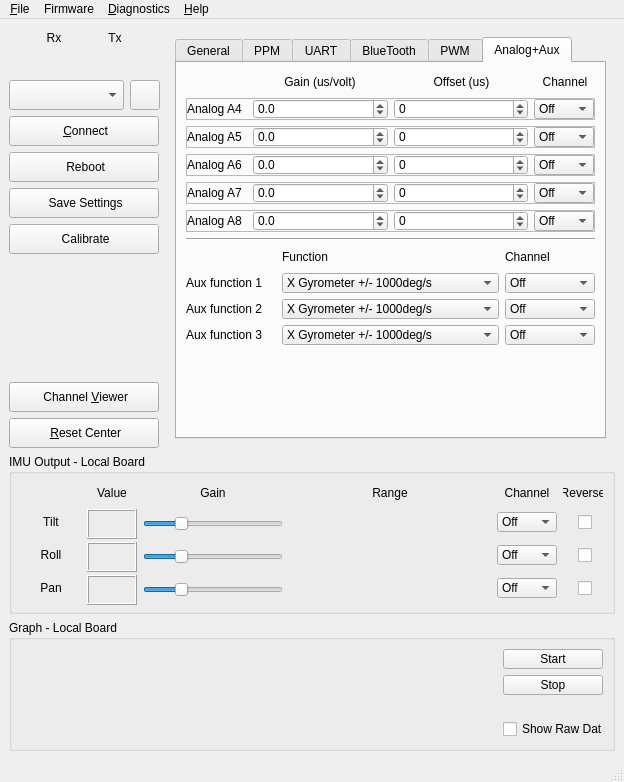
Above: gui/src/mainwindow.ui from L1cardo/HeadTracker_CN before the change. Below: the same form after it.
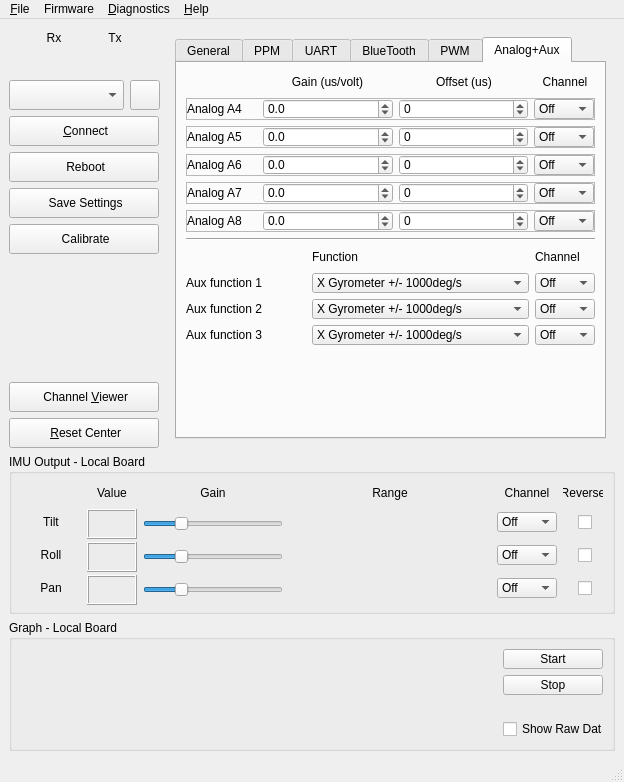
That is the form after the change. The open tabs and pages were chosen to show the change. Icons and pictures are not drawn. Custom widgets are drawn as their Qt base class.

Commit message: fix scrach issue

```diff
--- a/gui/src/mainwindow.ui
+++ b/gui/src/mainwindow.ui
@@ -6,7 +6,7 @@
    <rect>
     <x>0</x>
     <y>0</y>
-    <width>595</width>
+    <width>607</width>
     <height>774</height>
    </rect>
   </property>
@@ -3151,13 +3151,13 @@
                  <widget class="QLabel" name="label_4">
                   <property name="minimumSize">
                    <size>
-                    <width>60</width>
+                    <width>70</width>
                     <height>20</height>
                    </size>
                   </property>
                   <property name="maximumSize">
                    <size>
-                    <width>60</width>
+                    <width>70</width>
                     <height>20</height>
                    </size>
                   </property>
@@ -3170,7 +3170,7 @@
                  <widget class="QLabel" name="label_43">
                   <property name="minimumSize">
                    <size>
-                    <width>125</width>
+                    <width>0</width>
                     <height>20</height>
                    </size>
                   </property>
@@ -3192,7 +3192,7 @@
                  <widget class="QLabel" name="label_44">
                   <property name="minimumSize">
                    <size>
-                    <width>125</width>
+                    <width>0</width>
                     <height>20</height>
                    </size>
                   </property>
@@ -3269,20 +3269,20 @@
                    <item>
                     <widget class="QLabel" name="lblAn4">
                      <property name="sizePolicy">
-                      <sizepolicy hsizetype="Maximum" vsizetype="Minimum">
+                      <sizepolicy hsizetype="Minimum" vsizetype="Minimum">
                        <horstretch>0</horstretch>
                        <verstretch>0</verstretch>
                       </sizepolicy>
                      </property>
                      <property name="minimumSize">
                       <size>
-                       <width>60</width>
+                       <width>70</width>
                        <height>20</height>
                       </size>
                      </property>
                      <property name="maximumSize">
                       <size>
-                       <width>60</width>
+                       <width>70</width>
                        <height>20</height>
                       </size>
                      </property>
@@ -3487,20 +3487,20 @@
                    <item>
                     <widget class="QLabel" name="lblAn5">
                      <property name="sizePolicy">
-                      <sizepolicy hsizetype="Maximum" vsizetype="Minimum">
+                      <sizepolicy hsizetype="Minimum" vsizetype="Minimum">
                        <horstretch>0</horstretch>
                        <verstretch>0</verstretch>
                       </sizepolicy>
                      </property>
                      <property name="minimumSize">
                       <size>
-                       <width>60</width>
+                       <width>70</width>
                        <height>20</height>
                       </size>
                      </property>
                      <property name="maximumSize">
                       <size>
-                       <width>60</width>
+                       <width>70</width>
                        <height>20</height>
                       </size>
                      </property>
@@ -3705,20 +3705,20 @@
                    <item>
                     <widget class="QLabel" name="lblAn6">
                      <property name="sizePolicy">
-                      <sizepolicy hsizetype="Maximum" vsizetype="Minimum">
+                      <sizepolicy hsizetype="Minimum" vsizetype="Minimum">
                        <horstretch>0</horstretch>
                        <verstretch>0</verstretch>
                       </sizepolicy>
                      </property>
                      <property name="minimumSize">
                       <size>
-                       <width>60</width>
+                       <width>70</width>
                        <height>20</height>
                       </size>
                      </property>
                      <property name="maximumSize">
                       <size>
-                       <width>60</width>
+                       <width>70</width>
                        <height>20</height>
                       </size>
                      </property>
@@ -3923,20 +3923,20 @@
                    <item>
                     <widget class="QLabel" name="lblAn7">
                      <property name="sizePolicy">
-                      <sizepolicy hsizetype="Maximum" vsizetype="Minimum">
+                      <sizepolicy hsizetype="Minimum" vsizetype="Minimum">
                        <horstretch>0</horstretch>
                        <verstretch>0</verstretch>
                       </sizepolicy>
                      </property>
                      <property name="minimumSize">
                       <size>
-                       <width>60</width>
+                       <width>70</width>
                        <height>20</height>
                       </size>
                      </property>
                      <property name="maximumSize">
                       <size>
-                       <width>60</width>
+                       <width>70</width>
                        <height>20</height>
                       </size>
                      </property>
@@ -4141,20 +4141,20 @@
                    <item>
                     <widget class="QLabel" name="lblAn8">
                      <property name="sizePolicy">
-                      <sizepolicy hsizetype="Maximum" vsizetype="Minimum">
+                      <sizepolicy hsizetype="Minimum" vsizetype="Minimum">
                        <horstretch>0</horstretch>
                        <verstretch>0</verstretch>
                       </sizepolicy>
                      </property>
                      <property name="minimumSize">
                       <size>
-                       <width>60</width>
+                       <width>70</width>
                        <height>20</height>
                       </size>
                      </property>
                      <property name="maximumSize">
                       <size>
-                       <width>60</width>
+                       <width>70</width>
                        <height>20</height>
                       </size>
                      </property>
@@ -4345,6 +4345,12 @@
                <layout class="QGridLayout" name="gridLayout_10">
                 <item row="0" column="1">
                  <widget class="QLabel" name="label_36">
+                  <property name="sizePolicy">
+                   <sizepolicy hsizetype="Preferred" vsizetype="Minimum">
+                    <horstretch>0</horstretch>
+                    <verstretch>0</verstretch>
+                   </sizepolicy>
+                  </property>
                   <property name="minimumSize">
                    <size>
                     <width>0</width>
@@ -4364,15 +4370,21 @@
                 </item>
                 <item row="0" column="2">
                  <widget class="QLabel" name="label_35">
+                  <property name="sizePolicy">
+                   <sizepolicy hsizetype="Minimum" vsizetype="Minimum">
+                    <horstretch>0</horstretch>
+                    <verstretch>0</verstretch>
+                   </sizepolicy>
+                  </property>
                   <property name="minimumSize">
                    <size>
-                    <width>0</width>
+                    <width>60</width>
                     <height>20</height>
                    </size>
                   </property>
                   <property name="maximumSize">
                    <size>
-                    <width>16777215</width>
+                    <width>60</width>
                     <height>20</height>
                    </size>
                   </property>
@@ -4383,9 +4395,15 @@
                 </item>
                 <item row="1" column="0">
                  <widget class="QLabel" name="label_33">
+                  <property name="sizePolicy">
+                   <sizepolicy hsizetype="Minimum" vsizetype="Minimum">
+                    <horstretch>0</horstretch>
+                    <verstretch>0</verstretch>
+                   </sizepolicy>
+                  </property>
                   <property name="minimumSize">
                    <size>
-                    <width>0</width>
+                    <width>70</width>
                     <height>20</height>
                    </size>
                   </property>
@@ -4402,6 +4420,12 @@
                 </item>
                 <item row="1" column="1">
                  <widget class="QComboBox" name="cmbAuxFn0">
+                  <property name="sizePolicy">
+                   <sizepolicy hsizetype="Preferred" vsizetype="Minimum">
+                    <horstretch>0</horstretch>
+                    <verstretch>0</verstretch>
+                   </sizepolicy>
+                  </property>
                   <property name="minimumSize">
                    <size>
                     <width>0</width>
@@ -4458,15 +4482,21 @@
                 </item>
                 <item row="1" column="2">
                  <widget class="QComboBox" name="cmbAuxFn0Ch">
+                  <property name="sizePolicy">
+                   <sizepolicy hsizetype="Minimum" vsizetype="Minimum">
+                    <horstretch>0</horstretch>
+                    <verstretch>0</verstretch>
+                   </sizepolicy>
+                  </property>
                   <property name="minimumSize">
                    <size>
-                    <width>0</width>
+                    <width>60</width>
                     <height>20</height>
                    </size>
                   </property>
                   <property name="maximumSize">
                    <size>
-                    <width>16777215</width>
+                    <width>60</width>
                     <height>20</height>
                    </size>
                   </property>
@@ -4559,9 +4589,15 @@
                 </item>
                 <item row="2" column="0">
                  <widget class="QLabel" name="label_34">
+                  <property name="sizePolicy">
+                   <sizepolicy hsizetype="Minimum" vsizetype="Minimum">
+                    <horstretch>0</horstretch>
+                    <verstretch>0</verstretch>
+                   </sizepolicy>
+                  </property>
                   <property name="minimumSize">
                    <size>
-                    <width>0</width>
+                    <width>70</width>
                     <height>20</height>
                    </size>
                   </property>
@@ -4578,6 +4614,12 @@
                 </item>
                 <item row="2" column="1">
                  <widget class="QComboBox" name="cmbAuxFn1">
+                  <property name="sizePolicy">
+                   <sizepolicy hsizetype="Preferred" vsizetype="Minimum">
+                    <horstretch>0</horstretch>
+                    <verstretch>0</verstretch>
+                   </sizepolicy>
+                  </property>
                   <property name="minimumSize">
                    <size>
                     <width>0</width>
@@ -4634,15 +4676,21 @@
                 </item>
                 <item row="2" column="2">
                  <widget class="QComboBox" name="cmbAuxFn1Ch">
+                  <property name="sizePolicy">
+                   <sizepolicy hsizetype="Minimum" vsizetype="Minimum">
+                    <horstretch>0</horstretch>
+                    <verstretch>0</verstretch>
+                   </sizepolicy>
+                  </property>
                   <property name="minimumSize">
                    <size>
-                    <width>0</width>
+                    <width>60</width>
                     <height>20</height>
                    </size>
                   </property>
                   <property name="maximumSize">
                    <size>
-                    <width>16777215</width>
+                    <width>60</width>
                     <height>20</height>
                    </size>
                   </property>
@@ -4735,9 +4783,15 @@
                 </item>
                 <item row="3" column="0">
                  <widget class="QLabel" name="label_22">
+                  <property name="sizePolicy">
+                   <sizepolicy hsizetype="Minimum" vsizetype="Minimum">
+                    <horstretch>0</horstretch>
+                    <verstretch>0</verstretch>
+                   </sizepolicy>
+                  </property>
                   <property name="minimumSize">
                    <size>
-                    <width>0</width>
+                    <width>70</width>
                     <height>20</height>
                    </size>
                   </property>
@@ -4754,6 +4808,12 @@
                 </item>
                 <item row="3" column="1">
                  <widget class="QComboBox" name="cmbAuxFn2">
+                  <property name="sizePolicy">
+                   <sizepolicy hsizetype="Preferred" vsizetype="Minimum">
+                    <horstretch>0</horstretch>
+                    <verstretch>0</verstretch>
+                   </sizepolicy>
+                  </property>
                   <property name="minimumSize">
                    <size>
                     <width>0</width>
@@ -4810,15 +4870,21 @@
                 </item>
                 <item row="3" column="2">
                  <widget class="QComboBox" name="cmbAuxFn2Ch">
+                  <property name="sizePolicy">
+                   <sizepolicy hsizetype="Minimum" vsizetype="Minimum">
+                    <horstretch>0</horstretch>
+                    <verstretch>0</verstretch>
+                   </sizepolicy>
+                  </property>
                   <property name="minimumSize">
                    <size>
-                    <width>0</width>
+                    <width>60</width>
                     <height>20</height>
                    </size>
                   </property>
                   <property name="maximumSize">
                    <size>
-                    <width>16777215</width>
+                    <width>60</width>
                     <height>20</height>
                    </size>
                   </property>
```
Left out of the diff: 17 changed lines with no effect on the pictures.
